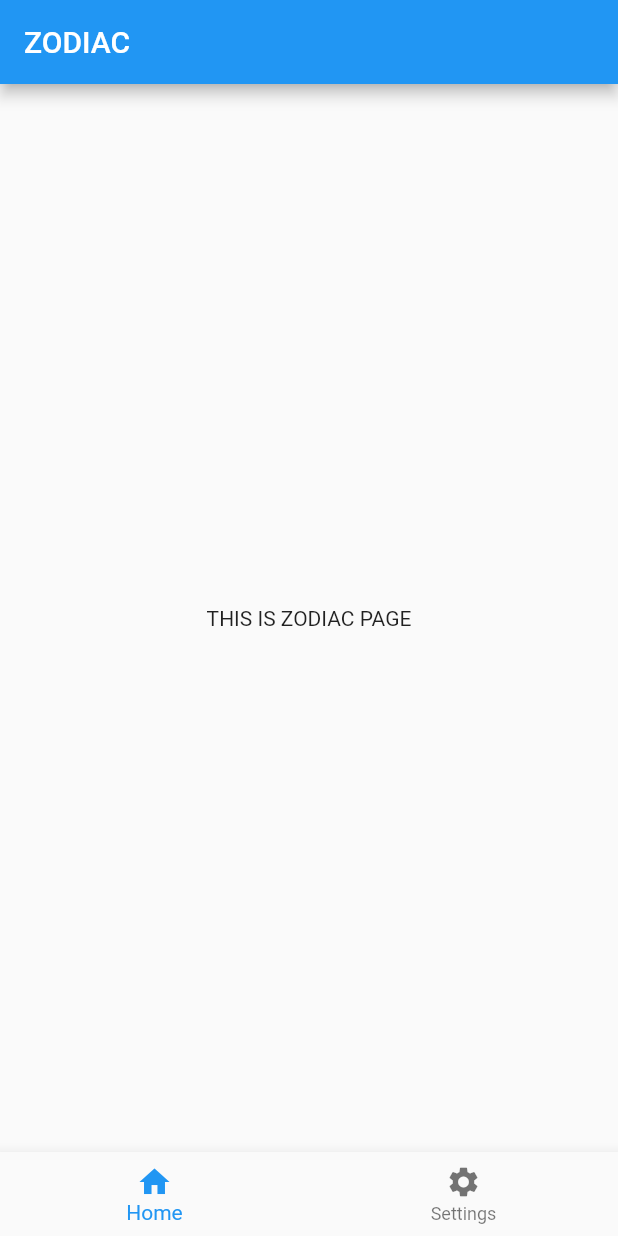
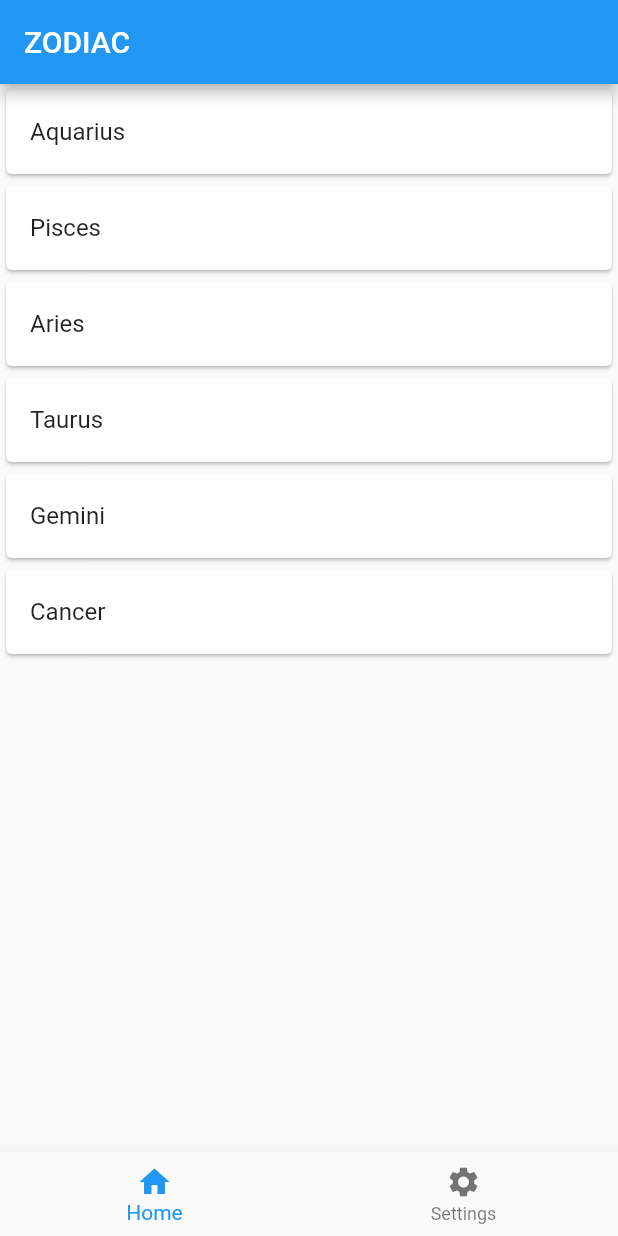
Before and after one commit to Rysanz/flutter_navigation_1, a Flutter app: the screen it shows after launch, on a phone screen of 412 x 824 dp. Run offline on Flutter 3.47's test engine with Material 2 defaults, Android fonts, the phone set to English and light mode, and no system bars.

Commit message:
second commit

```diff
--- a/lib/HomePage.dart
+++ b/lib/HomePage.dart
@@ -15,8 +15,39 @@ class _HomePageState extends State<HomePage> {
       appBar: new AppBar(
         title: new Text("ZODIAC"),
       ),
-      body: new Center(
-        child:  new Text("THIS IS ZODIAC PAGE"),
+      body: ListView(
+        children: [
+          Card(
+            child: ListTile(
+              title: Text("Aquarius"),
+            ),
+          ),
+          Card(
+            child: ListTile(
+              title: Text("Pisces"),
+            ),
+          ),
+          Card(
+            child: ListTile(
+              title: Text("Aries"),
+            ),
+          ),
+          Card(
+            child: ListTile(
+              title: Text("Taurus"),
+            ),
+          ),
+          Card(
+            child: ListTile(
+              title: Text("Gemini"),
+            ),
+          ),
+          Card(
+            child: ListTile(
+              title: Text("Cancer"),
+            ),
+          )
+        ],
       ),
     );
   }
--- a/lib/SettingsPage.dart
+++ b/lib/SettingsPage.dart
@@ -45,7 +45,12 @@ class _SettingsPageState extends State<SettingsPage> {
             leading: Icon(
               Icons.logout,
             ),
-            title: Text('Logout'),
+            title: Text('Logout',
+            style: TextStyle(
+              color: Colors.red,
+              fontWeight: FontWeight.bold
+              ),
+            ),
           ),
         ],
       ),
```
